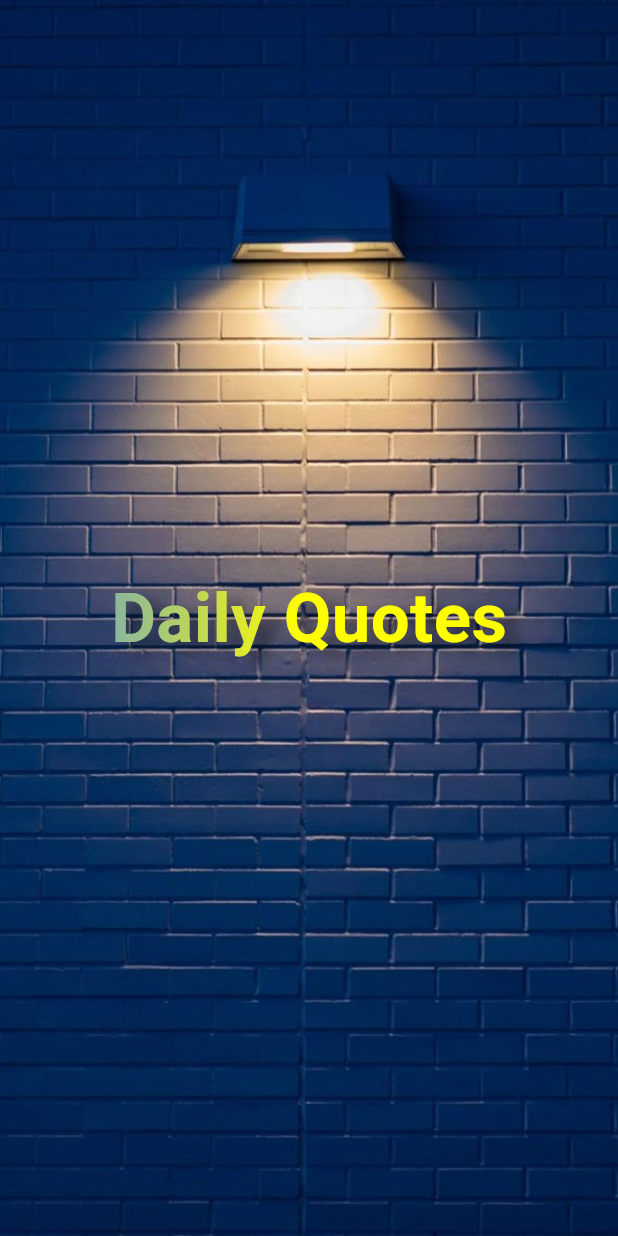
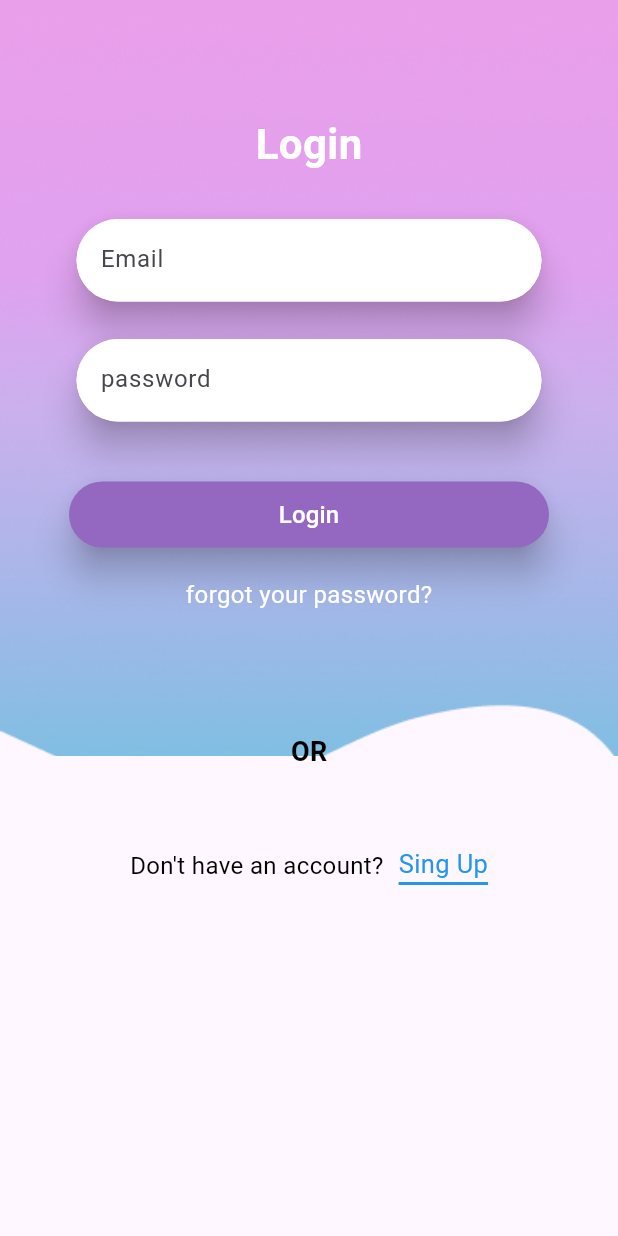
Before and after one commit to Abhisheklab-282/daily_quotes, a Flutter app: the screen it shows after launch, on a phone screen of 412 x 824 dp. Run offline on Flutter 3.47's test engine with Material 3 defaults, Android fonts, the phone set to English and light mode, and no system bars; Roboto replaces fonts that are missing (Pacifico).

Commit message:
login is ready with splash

```diff
--- /dev/null
+++ b/lib/screen/login/loginscreen.dart
@@ -0,0 +1,85 @@
+import 'package:daily_qoutes/widgets/ui/uihelper.dart';
+import 'package:flutter/material.dart';
+
+class LoginScreen extends StatefulWidget {
+  const LoginScreen({super.key});
+
+  @override
+  State<LoginScreen> createState() => _LoginScreenState();
+}
+
+class _LoginScreenState extends State<LoginScreen> {
+  TextEditingController emailController = TextEditingController();
+  TextEditingController passwordController = TextEditingController();
+
+  @override
+  Widget build(BuildContext context) {
+    return Scaffold(
+      resizeToAvoidBottomInset: false,
+      body: Stack(
+        children: [
+          Positioned.fill(
+            child: Padding(
+              padding: const EdgeInsets.only(bottom: 320),
+              child: Image.asset(
+                'assets/images/Rectangle 2.png',
+                fit: BoxFit.cover,
+              ),
+            ),
+          ),
+          Center(
+            child: Padding(
+              padding: const EdgeInsets.only(top: 76),
+              child: Column(
+                children: [
+                  UiHelper.customTextField(text: "Login", height: 28,fontWeight: FontWeight.bold,color: Color(0XFFFFFFFF)),
+                  SizedBox(height: 30,),
+                  UiHelper.customTextFieldContainer(hintText: "Email", controller: emailController),
+                  SizedBox(height: 25,),
+                  UiHelper.customTextFieldContainer(hintText: "password", controller:passwordController),
+                  SizedBox(height: 40,),
+                  UiHelper.customButton(callback: (){}, buttonName: "Login"),
+                  SizedBox(height: 20,),
+                  UiHelper.customTextField(text: "forgot your password?", height: 16,color: Color(0XFFFFFFFF)),
+                  SizedBox(height: 80,),
+                  UiHelper.customTextField(text: "OR", height: 18,color: Colors.black,fontWeight: FontWeight.bold),
+                  SizedBox(height: 50,),
+                  Row(
+                    mainAxisAlignment: MainAxisAlignment.center,
+                    children: [
+                      UiHelper.customTextField(text: "Don't have an account?", height: 16,color: Colors.black),
+                      SizedBox(width: 10,),
+                      Container(
+                        // space between text and underline
+                        decoration: BoxDecoration(
+                          border: Border(
+                            bottom: BorderSide(
+                              color: Colors.blue,  // underline color
+                              width: 2,           // underline thickness
+                            ),
+                          ),
+                        ),
+                        child: Text(
+                          'Sing Up',
+                          style: TextStyle(
+                            fontSize: 17,
+                            color: Colors.blue,
+                          ),
+                        ),
+                      )
+
+                    ]
+                  )
+
+
+
+                ],
+              ),
+            )
+          ),
+        ],
+      ),
+    );
+
+  }
+}
--- /dev/null
+++ b/lib/widgets/ui/uihelper.dart
@@ -0,0 +1,82 @@
+
+
+import 'package:flutter/cupertino.dart';
+import 'package:flutter/material.dart';
+
+class UiHelper {
+
+  static customTextFieldContainer({required String hintText,required TextEditingController controller}){
+    return SizedBox(
+      width: 310,
+      height: 55,
+      child: Material(
+        elevation: 10,
+        borderRadius: BorderRadius.circular(30),
+        child: TextField(
+          controller: controller,
+          decoration: InputDecoration(
+            fillColor: Color(0XFFFFFFFF),
+            filled: true,
+            hintText: hintText,
+            border: OutlineInputBorder(
+              borderRadius: BorderRadius.circular(30),
+              borderSide: BorderSide.none,
+
+
+            )
+
+
+          )
+
+        ),
+      ),
+
+    );
+
+
+  }
+  static customContainer(TextEditingController controller){
+    return Container(
+        height: 40,
+        width: 40,
+        child: Padding(
+          padding: const EdgeInsets.all(8.0),
+          child: TextField(
+            controller: controller,
+            decoration: InputDecoration(
+
+                border: InputBorder.none
+            ),
+
+          ),
+        ));
+
+  }
+  static customTextField({required String text,required double height,Color? color,FontWeight? fontWeight}){
+    return Text(text,style: TextStyle(
+        fontSize:height,
+        color:color??Colors.black,
+        fontWeight: fontWeight
+    ),);
+
+  }
+  static customButton({required VoidCallback callback , required String buttonName}){
+    return SizedBox(
+      height: 44,
+      width:320,
+      child: ElevatedButton(onPressed: (){
+        callback();
+      }, style: ElevatedButton.styleFrom(
+        elevation: 10,
+          backgroundColor: Color(0XFF9467C1),
+          shape: RoundedRectangleBorder(
+              borderRadius: BorderRadius.circular(30),
+          )
+
+      ),
+          child: Text(buttonName,style: TextStyle(fontSize:16 ,color: Color(0XFFFFFFFF)),)),
+
+    );
+  }
+
+}
```
Also changed, not shown: lib/screen/splash/splashscreen.dart (+39 -8 lines), pubspec.yaml (+7 -7 lines), assets/fonts/Rubik-Bold.ttf (added), assets/fonts/Rubik-Regular.ttf (added), assets/images/Rectangle 2.png (added), assets/images/qoutesimg.jpeg (added).
